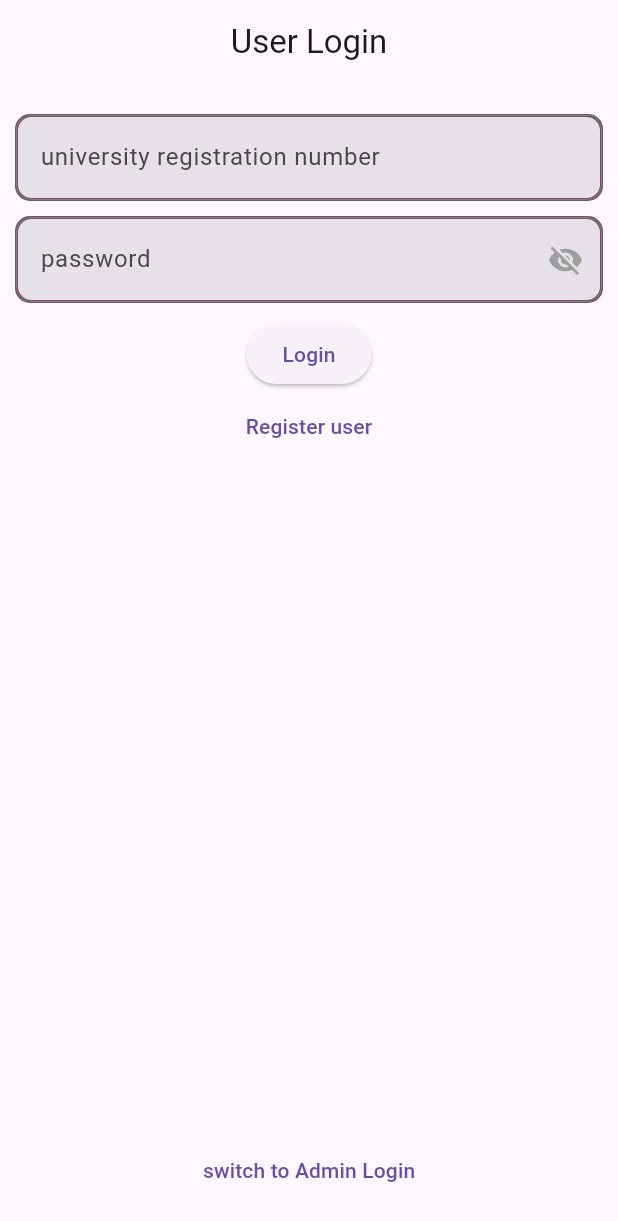
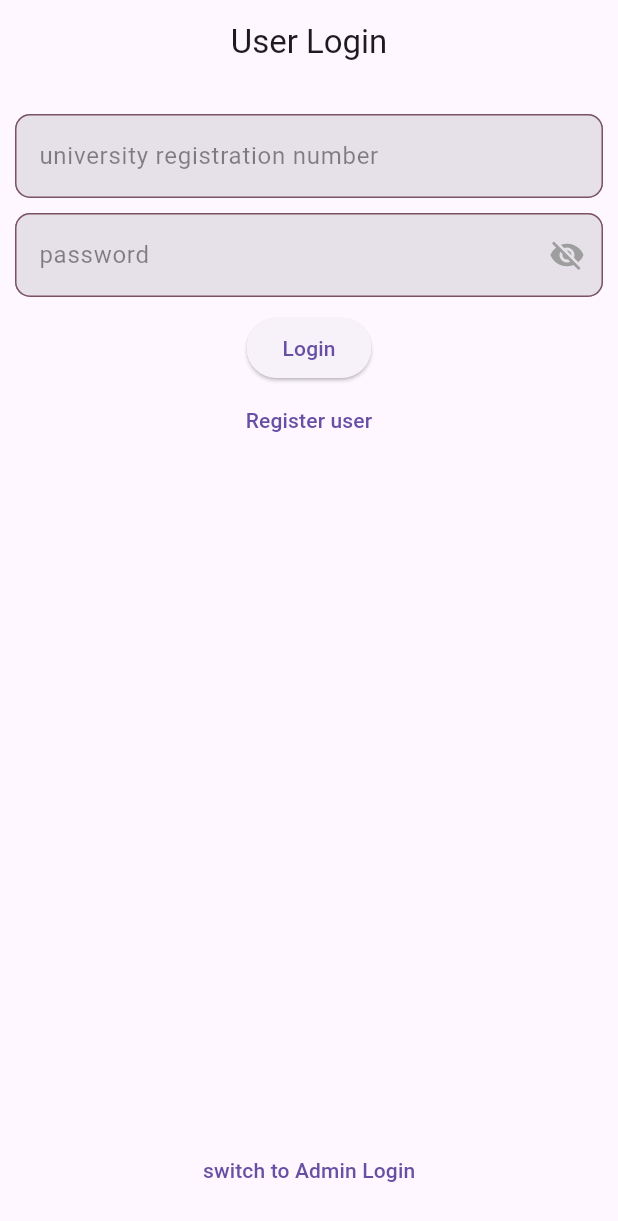
Before and after one commit to AshwinSaji10/WorkshopsBookingApp, a Flutter app: the screen it shows after launch, on a phone screen of 412 x 824 dp. Shown: the top 1221 px of the screen. Run offline on Flutter 3.47's test engine with Material 3 defaults, Android fonts, the phone set to English and light mode, and no system bars; our stand-ins replace dropdown_button2, fluttertoast, sqflite; accounts and stored records are empty.

Commit message:
changed border color

```diff
--- a/lib/widgets/form_container_widget.dart
+++ b/lib/widgets/form_container_widget.dart
@@ -39,11 +39,13 @@ class _FormContainerWidgetState extends State<FormContainerWidget> {
       clipBehavior: Clip.hardEdge,
       decoration: BoxDecoration(
         color: theme.colorScheme.secondary,
+        // color: Colors.white,
         borderRadius: BorderRadius.circular(10),
-        border: Border.all(
-          color:theme.colorScheme.secondary,
-          width:1.0,
-        )
+        // border: Border.all(
+        //   color:theme.colorScheme.secondary,
+        //   // color: Colors.white,
+        //   width:1.0,
+        // )
       ),
       child: TextFormField(
         // style: const TextStyle(color: Colors.black),
@@ -62,6 +64,7 @@ class _FormContainerWidgetState extends State<FormContainerWidget> {
             borderRadius: BorderRadius.circular(10), // Same value as Container
             borderSide: BorderSide(
               color: theme.colorScheme.tertiary,
+              // color: Colors.white,
               width: 1.0,
             ),
           ),
@@ -69,10 +72,11 @@ class _FormContainerWidgetState extends State<FormContainerWidget> {
             borderRadius: BorderRadius.circular(10), // Same value as Container
             borderSide: BorderSide(
               color: theme.colorScheme.tertiary,
+              // color: Colors.white,
               width: 1.0,
             ),
           ),
-          // hintStyle: const TextStyle(color: Colors.black45),
+          hintStyle: const TextStyle(color: Colors.black45),
           suffixIcon: GestureDetector(
             onTap: () {
               setState(() {
```
